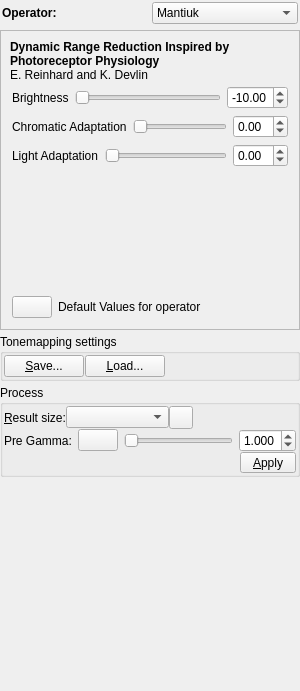
First picture: the form in forms/tonemappingoptions.ui, repository LuminanceHDR/LuminanceHDR, before the edit.
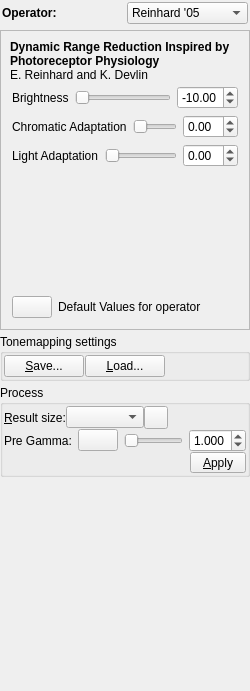
Second picture: the form after the edit. The open tabs and pages were chosen to show the change. Icons and pictures are not drawn.

Commit message: fixed reset buttons in TMO. code cleaup: making use of qt autoconnect.

What changed in the file:
```diff
--- a/forms/tonemappingoptions.ui
+++ b/forms/tonemappingoptions.ui
@@ -5,7 +5,7 @@
    <rect>
     <x>0</x>
     <y>0</y>
-    <width>300</width>
+    <width>250</width>
     <height>691</height>
    </rect>
   </property>
@@ -40,6 +40,9 @@
      </item>
      <item>
       <widget class="QComboBox" name="cmbOperators" >
+       <property name="currentIndex" >
+        <number>5</number>
+       </property>
        <property name="frame" >
         <bool>true</bool>
        </property>
```
Left out of the diff: 346 changed lines with no effect on the pictures. The commit also changes 2 other files.
